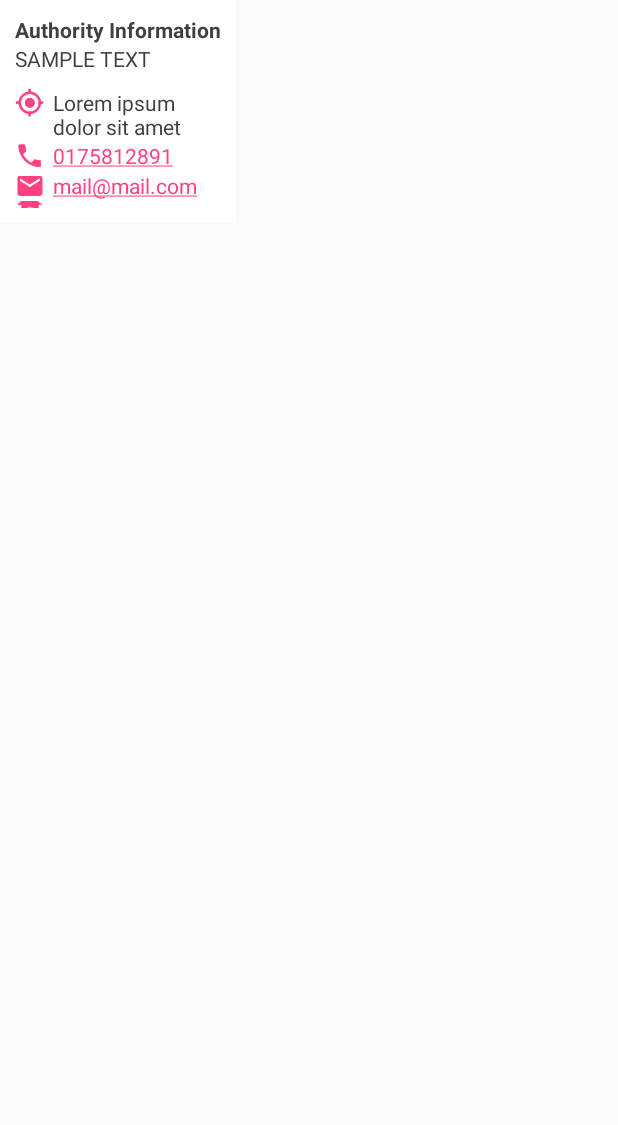
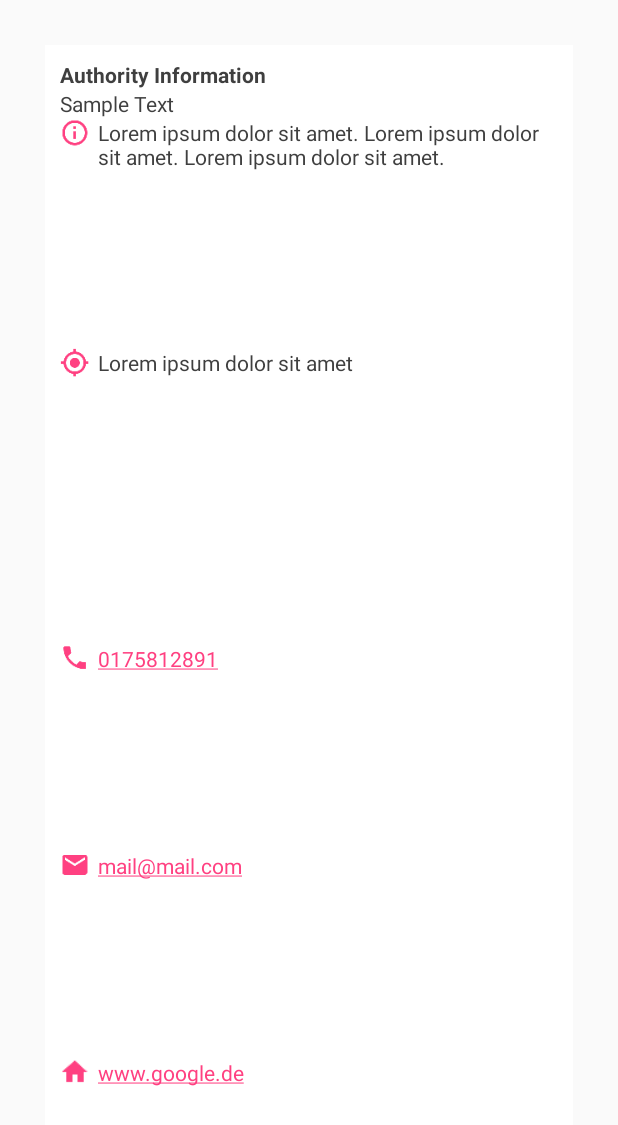
Before and after one commit to socialc0de/refugees-welcome-app-deprecated, an Android app: the layout map_info_window_dialog.xml on its own in the app's theme, with its tools: preview values and no code run, on a phone screen of 412 x 824 dp. Shown: the top 1125 px of the screen. Run offline under Robolectric (Android 15) with nearby library versions, the light colour scheme and no system bars.

Commit message:
Icons and new formatting map_info_window

```diff
--- a/app/src/main/java/de/pajowu/donate/Authority.java
+++ b/app/src/main/java/de/pajowu/donate/Authority.java
@@ -14,6 +14,7 @@ public class Authority implements ClusterItem{
     public Authority() {
 
     }
+    /*
     public String getDetailText() {
         String detail = "";
         //detail += address + "\n";
@@ -21,6 +22,10 @@ public class Authority implements ClusterItem{
         detail += "Opening times: " + open_times + "\n";
         //detail += "Data from " + source;
         return detail;
+    }*/
+
+    public String getOpen_times() {
+        return open_times;
     }
 
     public String getAddress() {
--- a/app/src/main/java/de/pajowu/donate/AuthorityMapFragment.java
+++ b/app/src/main/java/de/pajowu/donate/AuthorityMapFragment.java
@@ -357,6 +357,8 @@ public class AuthorityMapFragment extends Fragment implements View.OnClickListen
             TextView phone = (TextView) myContentsView.findViewById(R.id.phone);
             TextView mail = (TextView) myContentsView.findViewById(R.id.mail);
             TextView homepage = (TextView) myContentsView.findViewById(R.id.homepage);
+            TextView openingtimes = (TextView) myContentsView.findViewById(R.id.openingtimes);
+
 
             if (clickedClusterItem != null || clickedClusterItem2 != null) {
                 if (wifiBoolean) {
@@ -364,13 +366,14 @@ public class AuthorityMapFragment extends Fragment implements View.OnClickListen
                     tvSnippet.setText("Free Wifi HotSpot");
                     linearLayout.setVisibility(View.GONE);
                 } else {
+                    tvSnippet.setVisibility(View.GONE);
                     tvTitle.setText("Authority Information:");
                     location.setText(clickedClusterItem.getAddress());
                     phone.setText(clickedClusterItem.getPhone());
                     mail.setText(clickedClusterItem.getEmail());
                     homepage.setText(clickedClusterItem.getWebsite());
                     //Log.d("clickedClusterI: "+clickedClusterItem.getDetailText(),"");
-                    tvSnippet.setText(clickedClusterItem.getDetailText());
+                    openingtimes.setText(clickedClusterItem.getOpen_times());
 
 
                 }
--- a/app/src/main/res/layout/map_info_window_dialog.xml
+++ b/app/src/main/res/layout/map_info_window_dialog.xml
@@ -1,7 +1,8 @@
 <?xml version="1.0" encoding="utf-8"?>
 <LinearLayout xmlns:android="http://schemas.android.com/apk/res/android"
-    android:layout_width="wrap_content"
-    android:layout_height="wrap_content"
+    android:layout_width="fill_parent"
+    android:layout_height="fill_parent"
+    android:layout_margin="30dp"
     android:background="@color/textWhite"
     android:orientation="vertical"
     android:padding="10dp">
@@ -10,6 +11,7 @@
         android:id="@+id/txtHeader"
         android:layout_width="wrap_content"
         android:layout_height="wrap_content"
+        android:singleLine="false"
         android:text="Authority Information"
         android:textStyle="bold" />
 
@@ -17,29 +19,52 @@
         android:id="@+id/txtAddress"
         android:layout_width="wrap_content"
         android:layout_height="wrap_content"
-        android:layout_marginBottom="10dp"
-        android:autoLink="all"
-        android:linksClickable="true"
-        android:text="SAMPLE TEXT" />
+        android:singleLine="false"
+        android:text="Sample Text" />
+
 
     <LinearLayout
         android:id="@+id/icons"
-        android:layout_width="fill_parent"
+        android:layout_width="wrap_content"
         android:layout_height="wrap_content"
-        android:gravity="left"
-        android:orientation="vertical">
+        android:layout_weight="1"
+        android:orientation="vertical"
+        >
 
 
         <LinearLayout
-            android:layout_width="wrap_content"
+            android:layout_width="fill_parent"
             android:layout_height="wrap_content"
-            android:orientation="horizontal"
-            android:gravity="center_horizontal">
+            android:layout_weight="1"
+            android:gravity="center_horizontal"
+            android:orientation="horizontal">
 
             <ImageView
-                android:layout_marginRight="5dp"
                 android:layout_width="20dp"
                 android:layout_height="20dp"
+                android:layout_marginRight="5dp"
+                android:src="@drawable/ic_info_outline_white"
+                android:tint="@color/accentColor" />
+
+            <TextView
+                android:id="@+id/openingtimes"
+                android:layout_width="wrap_content"
+                android:layout_height="wrap_content"
+                android:layout_weight="1"
+                android:text="Lorem ipsum dolor sit amet. Lorem ipsum dolor sit amet. Lorem ipsum dolor sit amet. " />
+        </LinearLayout>
+
+        <LinearLayout
+            android:layout_width="fill_parent"
+            android:layout_height="wrap_content"
+            android:gravity="center_horizontal"
+            android:orientation="horizontal"
+            android:layout_weight="1">
+
+            <ImageView
+                android:layout_width="20dp"
+                android:layout_height="20dp"
+                android:layout_marginRight="5dp"
                 android:src="@drawable/ic_my_location_grey600"
                 android:tint="@color/accentColor" />
 
@@ -47,70 +72,79 @@
                 android:id="@+id/location"
                 android:layout_width="wrap_content"
                 android:layout_height="wrap_content"
-                android:text="Lorem ipsum dolor sit amet "/>
+                android:layout_weight="1"
+                android:text="Lorem ipsum dolor sit amet " />
         </LinearLayout>
 
         <LinearLayout
-            android:layout_width="wrap_content"
+            android:layout_width="fill_parent"
             android:layout_height="wrap_content"
+            android:gravity="center"
             android:orientation="horizontal"
-            android:gravity="center">
+            android:layout_weight="1">
 
             <ImageView
-                android:layout_marginRight="5dp"
                 android:layout_width="20dp"
                 android:layout_height="20dp"
+                android:layout_marginRight="5dp"
                 android:src="@drawable/ic_phone_grey600"
                 android:tint="@color/accentColor" />
 
             <TextView
-                android:autoLink="phone"
                 android:id="@+id/phone"
+
                 android:layout_width="wrap_content"
                 android:layout_height="wrap_content"
-                android:text="0175812891"/>
+                android:layout_weight="1"
+                android:autoLink="phone"
+                android:text="0175812891" />
         </LinearLayout>
 
         <LinearLayout
-            android:layout_width="wrap_content"
+            android:layout_width="fill_parent"
             android:layout_height="wrap_content"
-            android:orientation="horizontal"
-            android:gravity="center">
+            android:gravity="center"
+            android:layout_weight="1"
+            android:orientation="horizontal">
 
             <ImageView
-                android:layout_marginRight="5dp"
                 android:layout_width="20dp"
                 android:layout_height="20dp"
+                android:layout_marginRight="5dp"
                 android:src="@drawable/ic_mail_grey600"
                 android:tint="@color/accentColor" />
 
             <TextView
                 android:id="@+id/mail"
-                android:autoLink="email"
                 android:layout_width="wrap_content"
                 android:layout_height="wrap_content"
-                android:text="mail@mail.com"/>
+                android:layout_weight="1"
+                android:autoLink="email"
+                android:text="mail@mail.com" />
         </LinearLayout>
+
         <LinearLayout
-            android:layout_width="wrap_content"
+            android:layout_width="fill_parent"
             android:layout_height="wrap_content"
+            android:gravity="center"
             android:orientation="horizontal"
-            android:gravity="center">
+            android:layout_weight="1">
 
             <ImageView
-                android:layout_marginRight="5dp"
                 android:layout_width="20dp"
                 android:layout_height="20dp"
+                android:layout_marginRight="5dp"
                 android:src="@drawable/ic_home_white"
                 android:tint="@color/accentColor" />
 
             <TextView
-                android:autoLink="web"
                 android:id="@+id/homepage"
                 android:layout_width="wrap_content"
                 android:layout_height="wrap_content"
-                android:text="www.google.de"/>
+                android:layout_weight="1"
+                android:autoLink="web"
+                android:text="www.google.de" />
         </LinearLayout>
-        </LinearLayout>
+    </LinearLayout>
 
-    </LinearLayout>
+</LinearLayout>
```
